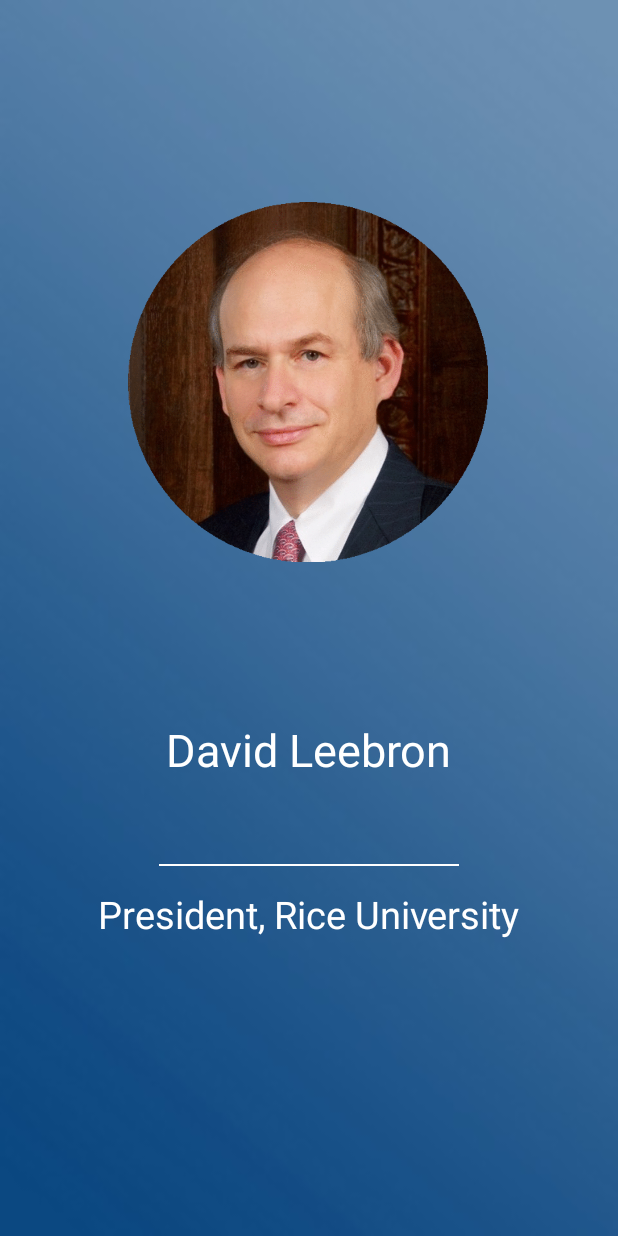
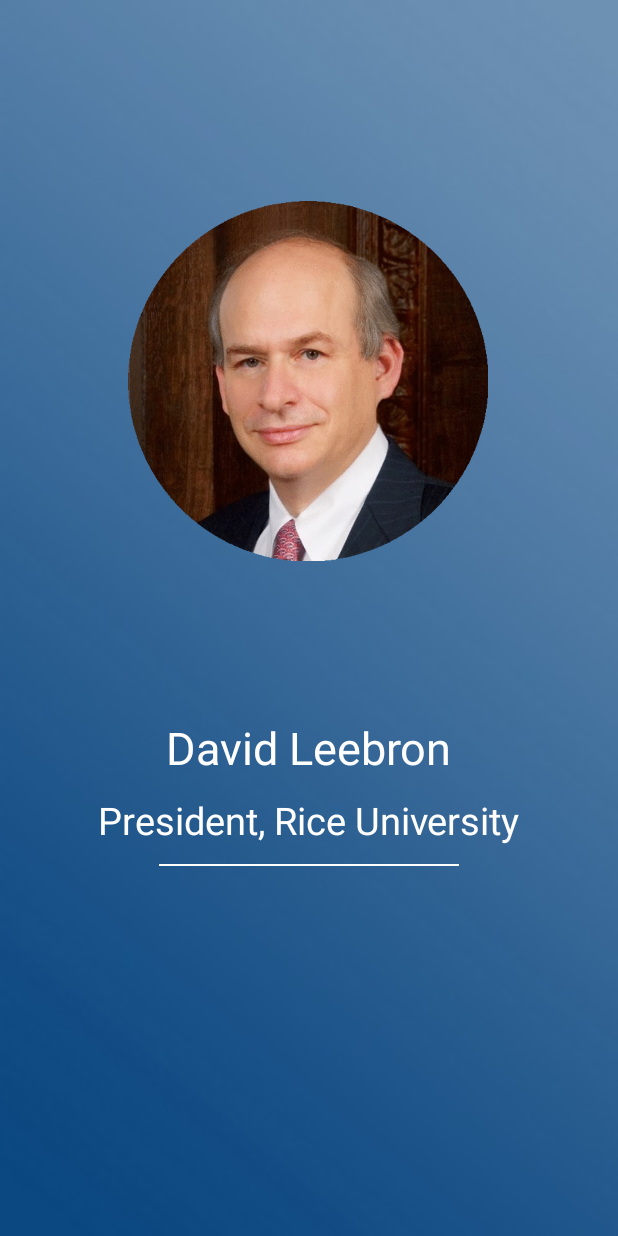
Before and after one commit to Rafoto/TeaTime, an Android app: the layout profile_pic.xml on its own in the app's theme, with its tools: preview values and no code run, on a phone screen of 412 x 824 dp. Run offline under Robolectric (Android 15) with nearby library versions, the phone set to English and light mode, and no system bars.

Commit message:
Edited profile_pic.xml

```diff
--- a/app/src/main/res/layout/profile_pic.xml
+++ b/app/src/main/res/layout/profile_pic.xml
@@ -9,9 +9,9 @@
 
 
     <ImageView
-        android:id="@+id/imageView"
+        android:id="@+id/profilePic"
         android:layout_width="240dp"
-        android:layout_height="449dp"
+        android:layout_height="448dp"
         app:layout_constraintBottom_toBottomOf="parent"
         app:layout_constraintEnd_toEndOf="parent"
         app:layout_constraintHorizontal_bias="0.497"
@@ -21,7 +21,7 @@
         app:srcCompat="@drawable/leebronhead" />
 
     <TextView
-        android:id="@+id/textView"
+        android:id="@+id/Name"
         android:layout_width="wrap_content"
         android:layout_height="wrap_content"
         android:text="David Leebron"
@@ -30,7 +30,7 @@
         app:layout_constraintBottom_toBottomOf="parent"
         app:layout_constraintEnd_toEndOf="parent"
         app:layout_constraintStart_toStartOf="parent"
-        app:layout_constraintTop_toBottomOf="@+id/imageView"
+        app:layout_constraintTop_toBottomOf="@+id/profilePic"
         app:layout_constraintVertical_bias="0.0" />
 
     <View
@@ -46,7 +46,7 @@
         app:layout_constraintVertical_bias="0.7" />
 
     <TextView
-        android:id="@+id/textView2"
+        android:id="@+id/position"
         android:layout_width="wrap_content"
         android:layout_height="wrap_content"
         android:text="President, Rice University"
@@ -55,6 +55,6 @@
         app:layout_constraintBottom_toBottomOf="parent"
         app:layout_constraintEnd_toEndOf="parent"
         app:layout_constraintStart_toStartOf="parent"
-        app:layout_constraintTop_toTopOf="parent"
-        app:layout_constraintVertical_bias="0.75" />
+        app:layout_constraintTop_toBottomOf="@+id/Name"
+        app:layout_constraintVertical_bias="0.04000002" />
 </androidx.constraintlayout.widget.ConstraintLayout>
```
